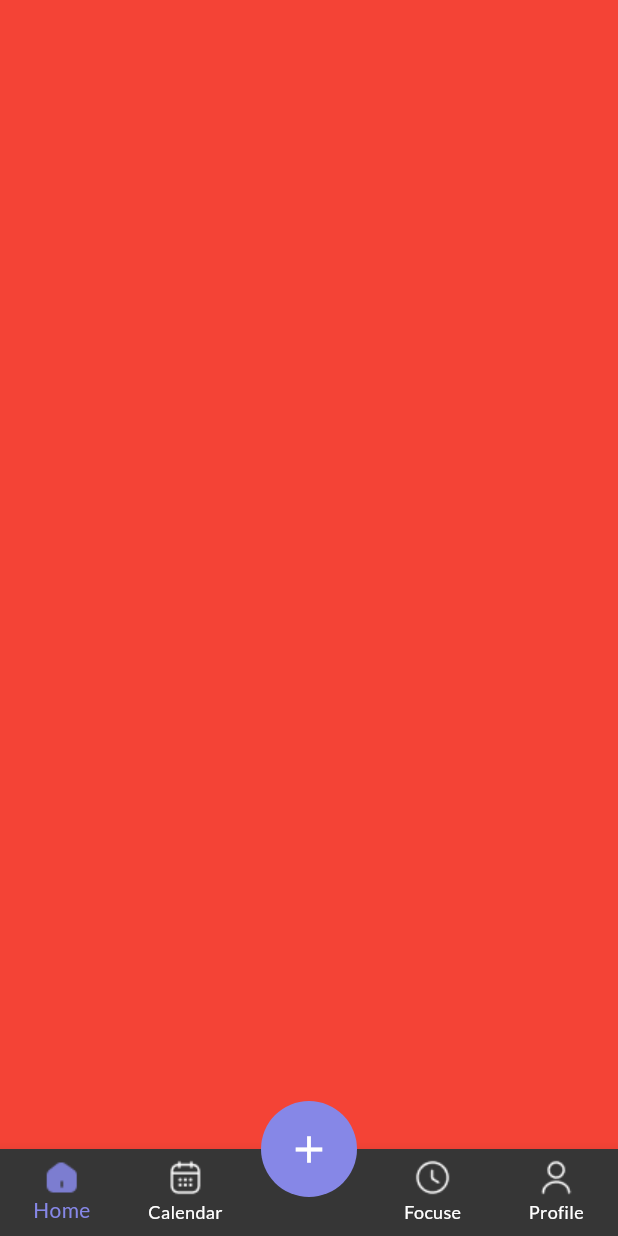
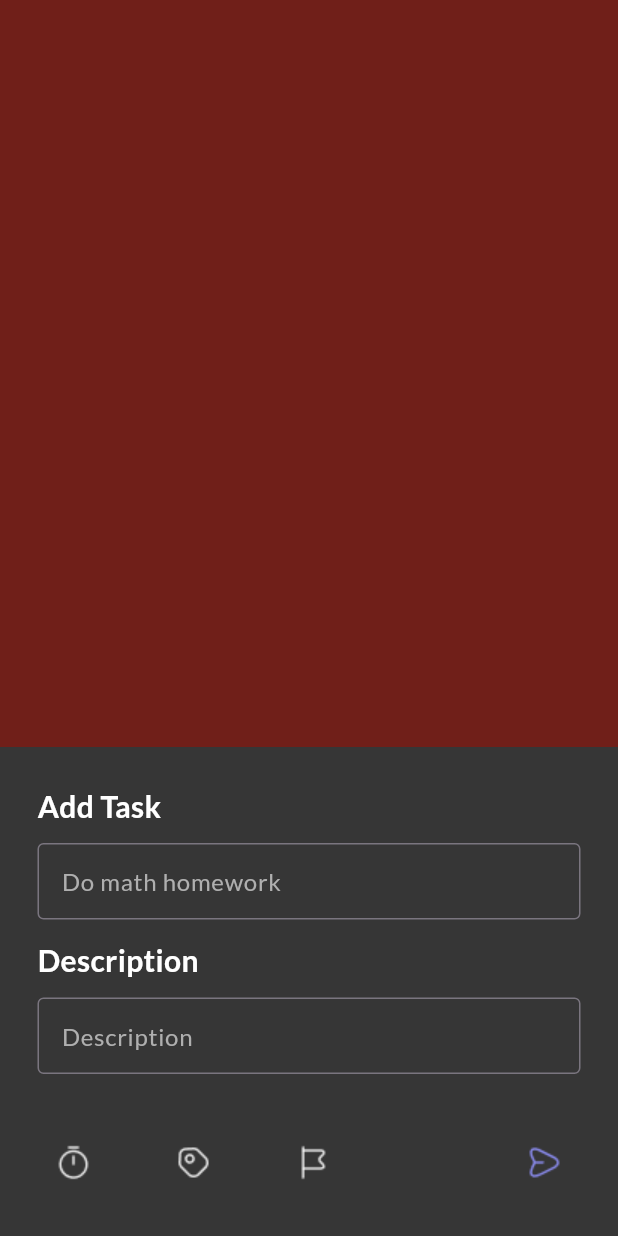
Before and after one commit to duongthai2003/flutter-up-todo, a Flutter app: the MainPage screen opened directly, after a tap on the "add" icon, on a phone screen of 412 x 824 dp. Run offline on Flutter 3.47's test engine with Material 3 defaults, Android fonts, the phone set to English and light mode, and no system bars; our stand-ins replace easy_localization, flutter_colorpicker, google_fonts, realm, shared_preferences; missing offline and left inert: flutter_iconpicker; accounts and stored records are empty; generated files the repository leaves out were written again.

Commit message:
create task  ui

```diff
--- a/lib/main.dart
+++ b/lib/main.dart
@@ -40,7 +40,7 @@ class MyApp extends StatelessWidget {
       localizationsDelegates: context.localizationDelegates,
       supportedLocales: context.supportedLocales,
       locale: context.locale,
-      home: const CreateOrEditCategory(),
+      home: const MainPage(),
     );
   }
 }
--- a/lib/ui/main/mainPage.dart
+++ b/lib/ui/main/mainPage.dart
@@ -1,3 +1,4 @@
+import 'package:fluter_app/ui/task/createTaskPage.dart';
 import 'package:flutter/material.dart';
 
 class MainPage extends StatefulWidget {
@@ -136,7 +137,7 @@ class _MainPageState extends State<MainPage> {
           color: Color(0xFF8687E7),
         ),
         child: IconButton(
-          onPressed: () => {print("Lam cai gi do")},
+          onPressed: () => _onSowCreateTask(),
           icon: Icon(Icons.add, color: Colors.white, size: 30),
         ),
       ),
@@ -144,4 +145,17 @@ class _MainPageState extends State<MainPage> {
           .centerDocked, // đặt vị trí của button nổi lên là ở giữa docked
     );
   }
+
+  void _onSowCreateTask() {
+    showModalBottomSheet(
+      context: context,
+      isScrollControlled: true,
+      builder: (context) {
+        return Padding(
+          padding: MediaQuery.of(context).viewInsets,
+          child: Container(color: Colors.white, child: CreateTaskPage()),
+        );
+      },
+    );
+  }
 }
--- /dev/null
+++ b/lib/ui/task/createTaskPage.dart
@@ -0,0 +1,157 @@
+import 'package:fluter_app/ui/category/CategoryListPage.dart';
+import 'package:flutter/material.dart';
+
+class CreateTaskPage extends StatefulWidget {
+  const CreateTaskPage({super.key});
+
+  @override
+  State<CreateTaskPage> createState() => _CreateTaskPageState();
+}
+
+class _CreateTaskPageState extends State<CreateTaskPage> {
+  final _taskController = TextEditingController();
+  final _descriptionController = TextEditingController();
+  @override
+  Widget build(BuildContext context) {
+    return Container(
+      width: double.infinity,
+      color: Color(0xFF363636),
+      padding: EdgeInsets.all(25),
+      child: Form(
+        child: Column(
+          crossAxisAlignment: CrossAxisAlignment.start,
+          mainAxisSize: MainAxisSize.min,
+          children: [
+            taskInput(_taskController, "Do math homework"),
+            descriptionField(),
+            iconList(),
+          ],
+        ),
+      ),
+    );
+  }
+
+  Widget taskInput(TextEditingController controllerName, String hintText) {
+    return Container(
+      child: Column(
+        mainAxisAlignment: MainAxisAlignment.start,
+        crossAxisAlignment: CrossAxisAlignment.start,
+        children: [
+          _titleField("Add Task"),
+          Container(
+            margin: EdgeInsets.only(top: 10),
+            child: TextFormField(
+              controller: controllerName,
+              style: TextStyle(color: Colors.white, fontSize: 16, height: 1.2),
+              onChanged: (String? value) {
+                setState(() {});
+              },
+              decoration: InputDecoration(
+                border: OutlineInputBorder(
+                  borderRadius: BorderRadius.circular(4),
+                  borderSide: BorderSide(width: 1, color: Color(0xF979797)),
+                ),
+                hintText: hintText,
+                hintStyle: TextStyle(
+                  color: Color(0xFFAFAFAF),
+                  fontSize: 16,
+                  height: 1.2,
+                ),
+              ),
+            ),
+          ),
+        ],
+      ),
+    );
+  }
+
+  Widget descriptionField() {
+    return Container(
+      margin: EdgeInsets.only(top: 13),
+      child: Column(
+        mainAxisAlignment: MainAxisAlignment.start,
+        crossAxisAlignment: CrossAxisAlignment.start,
+        children: [
+          _titleField("Description"),
+          Container(
+            margin: EdgeInsets.only(top: 10),
+            child: TextFormField(
+              controller: _descriptionController,
+              style: TextStyle(color: Colors.white, fontSize: 16, height: 1.2),
+              onChanged: (String? value) {
+                setState(() {});
+              },
+              decoration: InputDecoration(
+                border: OutlineInputBorder(
+                  borderRadius: BorderRadius.circular(4),
+                  borderSide: BorderSide(width: 1, color: Color(0xF979797)),
+                ),
+                hintText: "Description",
+                hintStyle: TextStyle(
+                  color: Color(0xFFAFAFAF),
+                  fontSize: 16,
+                  height: 1.2,
+                ),
+              ),
+            ),
+          ),
+        ],
+      ),
+    );
+  }
+
+  Widget _titleField(String title) {
+    return Text(
+      title,
+      style: TextStyle(
+        fontSize: 20,
+        fontWeight: FontWeight.w700,
+        color: Colors.white,
+      ),
+    );
+  }
+
+  Widget iconList() {
+    return Container(
+      margin: EdgeInsets.only(top: 35),
+      child: Row(
+        children: [
+          Expanded(
+            child: Row(
+              spacing: 32,
+              children: [
+                IconButton(
+                  onPressed: () {},
+                  icon: Image.asset("assets/images/timer.png"),
+                ),
+                IconButton(
+                  onPressed: () {
+                    _showDialogChooseCategory();
+                  },
+                  icon: Image.asset("assets/images/tag.png"),
+                ),
+                IconButton(
+                  onPressed: () {},
+                  icon: Image.asset("assets/images/flag.png"),
+                ),
+              ],
+            ),
+          ),
+          IconButton(
+            onPressed: () {},
+            icon: Image.asset("assets/images/send.png"),
+          ),
+        ],
+      ),
+    );
+  }
+
+  void _showDialogChooseCategory() {
+    showGeneralDialog(
+      context: context,
+      pageBuilder: (_, __, ___) {
+        return CategoryListPage();
+      },
+    );
+  }
+}
```
Also changed, not shown: lib/ui/category/CategoryListPage.dart (added, +55 -0 lines), assets/images/2.0x/flag@2x.png (added), assets/images/2.0x/send@2x.png (added), assets/images/2.0x/tag@2x.png (added), assets/images/2.0x/timer@2x.png (added), assets/images/3.0x/flag@3x.png (added), assets/images/3.0x/send@3x.png (added), assets/images/3.0x/tag@3x.png (added), assets/images/3.0x/timer@3x.png (added), assets/images/flag.png (added), assets/images/send.png (added), assets/images/tag.png (added), assets/images/timer.png (added).
